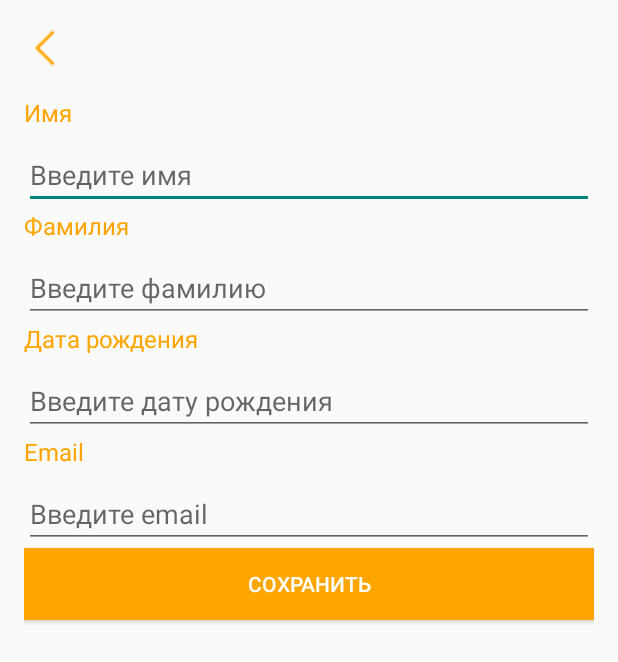
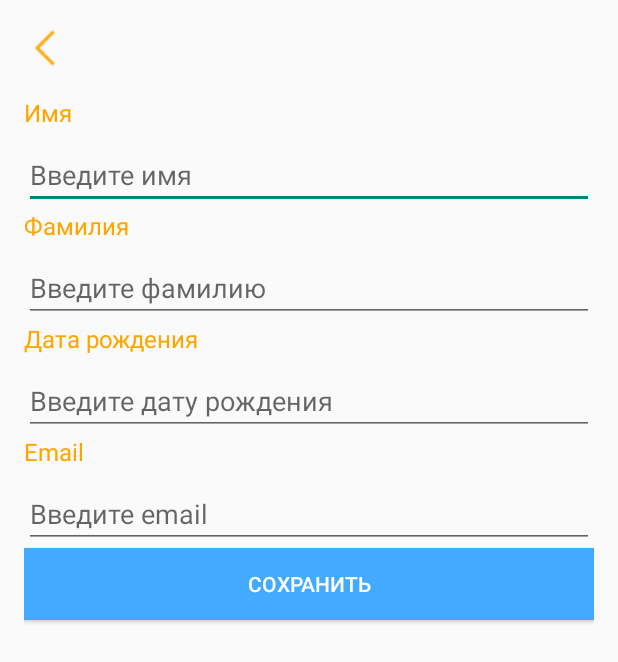
Before and after one commit to Ildar-Ilyasov/Volunteer, an Android app: the EditProfileActivity screen opened directly, with no data from a screen before it, on a phone screen of 412 x 824 dp. Shown: the top 662 px of the screen. Run offline under Robolectric (Android 15) with nearby library versions, the phone set to English and light mode, and no system bars; our stand-ins replace Firebase (no records; nobody signed in at launch, a user with empty details on screens opened directly); 1 statement that could not run was skipped.

Commit message:
edit_profile

```diff
--- a/app/src/main/res/layout/activity_edit_profile.xml
+++ b/app/src/main/res/layout/activity_edit_profile.xml
@@ -83,6 +83,6 @@
         android:layout_height="wrap_content"
         android:text="Сохранить"
         android:textColor="@color/white"
-        android:background="@color/orange"/>
+        android:background="@color/goal"/>
 
 </LinearLayout>
```
